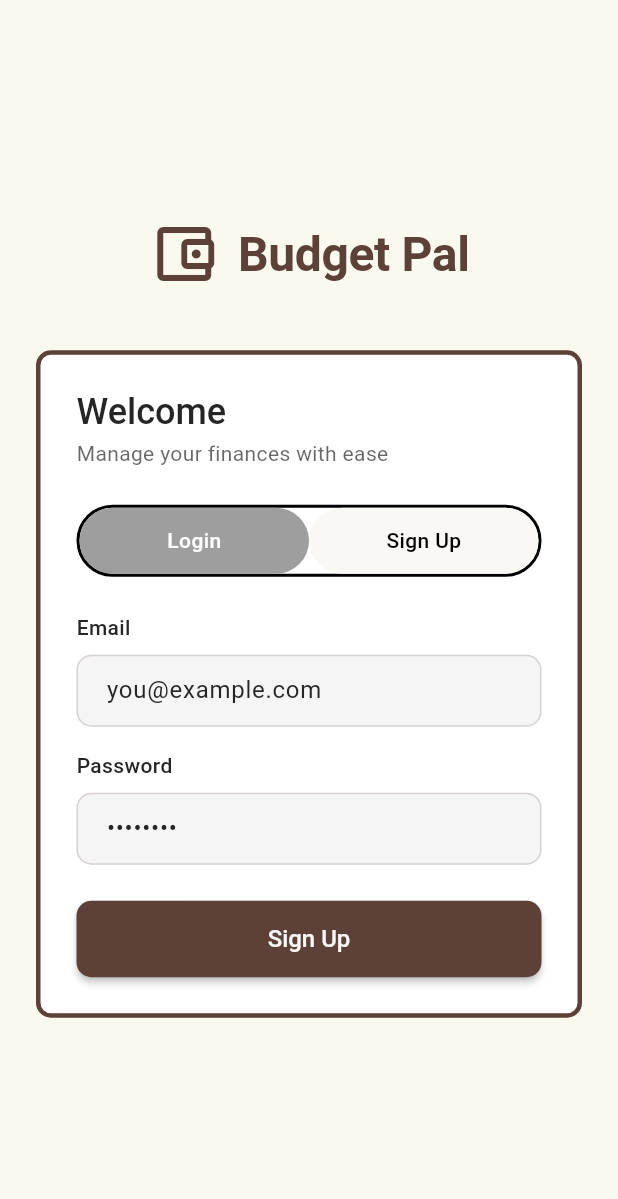
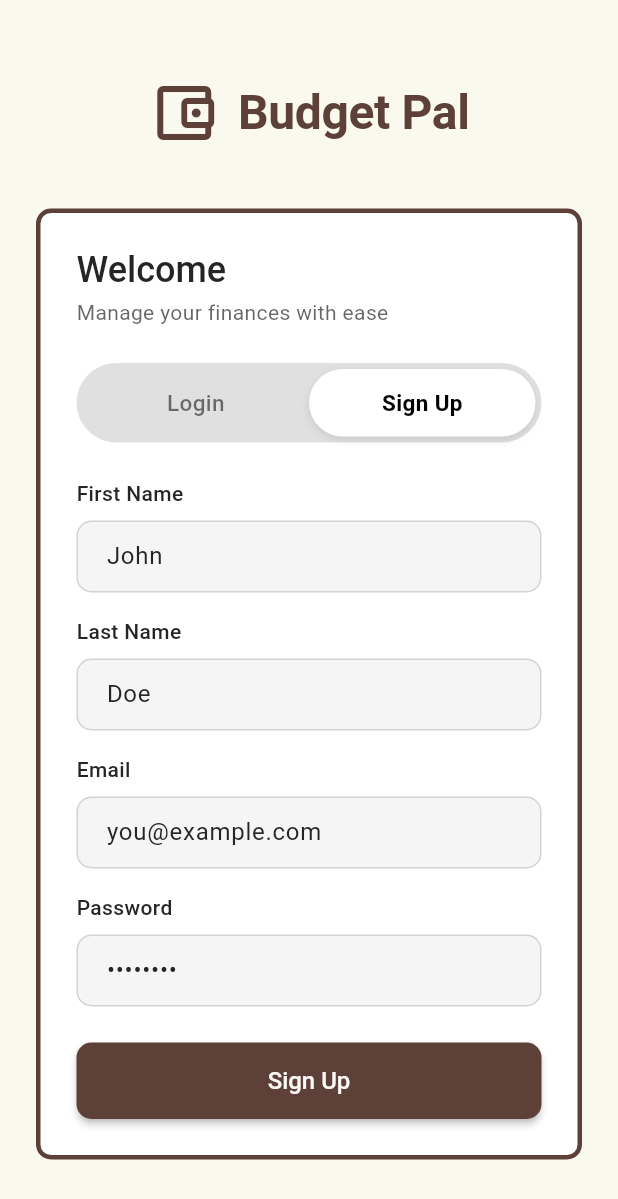
Before and after one commit to Emanuel6424/Budget_Pal, a Flutter app: the screen it shows after launch, after a tap on "Sign Up", on a phone screen of 412 x 824 dp. Shown: the top 1199 px of the screen. Run offline on Flutter 3.47's test engine with Material 3 defaults, Android fonts, the phone set to English and light mode, and no system bars.

Commit message:
Completed Login Page, extracted toggle switch, login info and sign up info inot their own widgets

```diff
--- a/mobile_client/lib/pages/landing_page.dart
+++ b/mobile_client/lib/pages/landing_page.dart
@@ -6,6 +6,9 @@ import '../models/person.dart';
 import 'package:http/http.dart' as http;
 import 'dart:convert';
 import '../util/endpoints.dart';
+import '../widgets/login_widget.dart';
+import '../widgets/signup_widget.dart';
+import '../widgets/login_signup_toggle_widget.dart';
 
 class LandingPage extends StatefulWidget {
   const LandingPage({super.key});
@@ -16,11 +19,15 @@ class LandingPage extends StatefulWidget {
 
 class _LandingPageState extends State<LandingPage> {
   bool isLogin = true;
+  final TextEditingController _firstNameController = TextEditingController();
+  final TextEditingController _lastNameController = TextEditingController();
   final TextEditingController _emailController = TextEditingController();
   final TextEditingController _passwordController = TextEditingController();
 
   @override
   void dispose() {
+    _firstNameController.dispose();
+    _lastNameController.dispose();
     _emailController.dispose();
     _passwordController.dispose();
     super.dispose();
@@ -92,124 +99,32 @@ class _LandingPageState extends State<LandingPage> {
                         const SizedBox(height: 24),
 
                         // Login/Sign Up Toggle
-                        Container(
-                          decoration: BoxDecoration(
-                            color: Theme.of(context).colorScheme.surface,
-                            borderRadius: BorderRadius.circular(30),
-                            border: Border.all(color: Colors.black, width: 2),
-                          ),
-                          child: Row(
-                            children: [
-                              Expanded(
-                                child: GestureDetector(
-                                  onTap: () {
-                                    setState(() {
-                                      isLogin = true;
-                                    });
-                                  },
-                                  child: Container(
-                                    padding: const EdgeInsets.symmetric(
-                                      vertical: 12,
-                                    ),
-                                    decoration: BoxDecoration(
-                                      color: isLogin
-                                          ? Theme.of(
-                                              context,
-                                            ).colorScheme.onPrimary
-                                          : Colors.grey,
-                                      borderRadius: BorderRadius.circular(30),
-                                    ),
-                                    child: Center(
-                                      child: Text(
-                                        "Login",
-                                        style: TextStyle(
-                                          color: isLogin
-                                              ? Colors.black
-                                              : Colors.white,
-                                          fontWeight: FontWeight.w500,
-                                        ),
-                                      ),
-                                    ),
-                                  ),
-                                ),
-                              ),
-                              Expanded(
-                                child: GestureDetector(
-                                  onTap: () {
-                                    setState(() {
-                                      isLogin = false;
-                                    });
-                                  },
-                                  child: Container(
-                                    padding: const EdgeInsets.symmetric(
-                                      vertical: 12,
-                                    ),
-                                    decoration: BoxDecoration(
-                                      color: !isLogin
-                                          ? Theme.of(
-                                              context,
-                                            ).colorScheme.onPrimary
-                                          : Colors.grey,
-                                      borderRadius: BorderRadius.circular(30),
-                                    ),
-                                    child: Center(
-                                      child: Text(
-                                        "Sign Up",
-                                        style: TextStyle(
-                                          color: !isLogin
-                                              ? Colors.black
-                                              : Colors.white,
-                                          fontWeight: FontWeight.w500,
-                                        ),
-                                      ),
-                                    ),
-                                  ),
-                                ),
-                              ),
-                            ],
-                          ),
+                        LoginSignUpToggle(
+                          isLogin: isLogin,
+                          onToggle: (bool loginSelected) {
+                            setState(() {
+                              isLogin = loginSelected;
+                            });
+                          },
                         ),
                         const SizedBox(height: 24),
 
-                        // Email Field
-                        Text(
-                          "Email",
-                          style: Theme.of(context).textTheme.bodyMedium
-                              ?.copyWith(fontWeight: FontWeight.w500),
-                        ),
-                        const SizedBox(height: 8),
-                        TextField(
-                          controller: _emailController,
-                          keyboardType: TextInputType.emailAddress,
-                          decoration: const InputDecoration(
-                            hintText: "you@example.com",
-                            contentPadding: EdgeInsets.symmetric(
-                              horizontal: 16,
-                              vertical: 12,
-                            ),
+                        // Login
+                        if (isLogin == true)
+                          LoginWidget(
+                            emailController: _emailController,
+                            passwordController: _passwordController,
                           ),
-                        ),
-                        const SizedBox(height: 16),
 
-                        // Password Field
-                        Text(
-                          "Password",
-                          style: Theme.of(context).textTheme.bodyMedium
-                              ?.copyWith(fontWeight: FontWeight.w500),
-                        ),
-                        const SizedBox(height: 8),
-                        TextField(
-                          controller: _passwordController,
-                          obscureText: true,
-                          decoration: const InputDecoration(
-                            hintText: "••••••••",
-                            contentPadding: EdgeInsets.symmetric(
-                              horizontal: 16,
-                              vertical: 12,
-                            ),
+                        if (isLogin == false)
+                          SignUpWidget(
+                            firstNameController: _firstNameController,
+                            lastNameController: _lastNameController,
+                            emailController: _emailController,
+                            passwordController: _passwordController,
                           ),
-                        ),
-                        const SizedBox(height: 24),
+
+                        // Sign Up
 
                         // Login/Sign Up Button
                         SizedBox(
--- /dev/null
+++ b/mobile_client/lib/widgets/login_signup_toggle_widget.dart
@@ -0,0 +1,89 @@
+import 'package:flutter/material.dart';
+
+class LoginSignUpToggle extends StatelessWidget {
+  final bool isLogin;
+  final Function(bool) onToggle;
+
+  const LoginSignUpToggle({
+    super.key,
+    required this.isLogin,
+    required this.onToggle,
+  });
+
+  @override
+  Widget build(BuildContext context) {
+    return Container(
+      decoration: BoxDecoration(
+        color: const Color(0xFFE0E0E0), // Light gray background
+        borderRadius: BorderRadius.circular(30),
+      ),
+      padding: const EdgeInsets.all(4),
+      child: Row(
+        children: [
+          Expanded(
+            child: GestureDetector(
+              onTap: () => onToggle(true),
+              child: Container(
+                padding: const EdgeInsets.symmetric(vertical: 12),
+                decoration: BoxDecoration(
+                  color: isLogin ? Colors.white : Colors.transparent,
+                  borderRadius: BorderRadius.circular(30),
+                  boxShadow: isLogin
+                      ? [
+                          BoxShadow(
+                            color: Colors.black.withOpacity(0.1),
+                            blurRadius: 4,
+                            offset: const Offset(0, 2),
+                          ),
+                        ]
+                      : null,
+                ),
+                child: Center(
+                  child: Text(
+                    "Login",
+                    style: TextStyle(
+                      color: isLogin ? Colors.black : Colors.black54,
+                      fontWeight: isLogin ? FontWeight.w600 : FontWeight.w500,
+                      fontSize: 15,
+                    ),
+                  ),
+                ),
+              ),
+            ),
+          ),
+          Expanded(
+            child: GestureDetector(
+              onTap: () => onToggle(false),
+              child: Container(
+                padding: const EdgeInsets.symmetric(vertical: 12),
+                decoration: BoxDecoration(
+                  color: !isLogin ? Colors.white : Colors.transparent,
+                  borderRadius: BorderRadius.circular(30),
+                  boxShadow: !isLogin
+                      ? [
+                          BoxShadow(
+                            color: Colors.black.withOpacity(0.1),
+                            blurRadius: 4,
+                            offset: const Offset(0, 2),
+                          ),
+                        ]
+                      : null,
+                ),
+                child: Center(
+                  child: Text(
+                    "Sign Up",
+                    style: TextStyle(
+                      color: !isLogin ? Colors.black : Colors.black54,
+                      fontWeight: !isLogin ? FontWeight.w600 : FontWeight.w500,
+                      fontSize: 15,
+                    ),
+                  ),
+                ),
+              ),
+            ),
+          ),
+        ],
+      ),
+    );
+  }
+}
--- /dev/null
+++ b/mobile_client/lib/widgets/login_widget.dart
@@ -0,0 +1,55 @@
+import 'package:flutter/material.dart';
+
+class LoginWidget extends StatelessWidget {
+  final TextEditingController emailController;
+  final TextEditingController passwordController;
+
+  const LoginWidget({
+    super.key,
+    required this.emailController,
+    required this.passwordController,
+  });
+
+  @override
+  Widget build(BuildContext context) {
+    return Column(
+      crossAxisAlignment: CrossAxisAlignment.start, // This is the key line!
+      children: [
+        Text(
+          "Email",
+          style: Theme.of(
+            context,
+          ).textTheme.bodyMedium?.copyWith(fontWeight: FontWeight.w500),
+        ),
+        const SizedBox(height: 8),
+        TextField(
+          controller: emailController,
+          keyboardType: TextInputType.emailAddress,
+          decoration: const InputDecoration(
+            hintText: "you@example.com",
+            contentPadding: EdgeInsets.symmetric(horizontal: 16, vertical: 12),
+          ),
+        ),
+        const SizedBox(height: 16),
+
+        // Password Field
+        Text(
+          "Password",
+          style: Theme.of(
+            context,
+          ).textTheme.bodyMedium?.copyWith(fontWeight: FontWeight.w500),
+        ),
+        const SizedBox(height: 8),
+        TextField(
+          controller: passwordController,
+          obscureText: true,
+          decoration: const InputDecoration(
+            hintText: "••••••••",
+            contentPadding: EdgeInsets.symmetric(horizontal: 16, vertical: 12),
+          ),
+        ),
+        const SizedBox(height: 24),
+      ],
+    );
+  }
+}
--- /dev/null
+++ b/mobile_client/lib/widgets/signup_widget.dart
@@ -0,0 +1,93 @@
+import 'package:flutter/material.dart';
+
+class SignUpWidget extends StatelessWidget {
+  final TextEditingController firstNameController;
+  final TextEditingController lastNameController;
+  final TextEditingController emailController;
+  final TextEditingController passwordController;
+
+  const SignUpWidget({
+    super.key,
+    required this.firstNameController,
+    required this.lastNameController,
+    required this.emailController,
+    required this.passwordController,
+  });
+
+  @override
+  Widget build(BuildContext context) {
+    return Column(
+      crossAxisAlignment: CrossAxisAlignment.start, // This is the key line!
+      children: [
+        Text(
+          "First Name",
+          style: Theme.of(
+            context,
+          ).textTheme.bodyMedium?.copyWith(fontWeight: FontWeight.w500),
+        ),
+        const SizedBox(height: 8),
+        TextField(
+          controller: firstNameController,
+          keyboardType: TextInputType.text,
+          decoration: const InputDecoration(
+            hintText: "John",
+            contentPadding: EdgeInsets.symmetric(horizontal: 16, vertical: 12),
+          ),
+        ),
+        const SizedBox(height: 16),
+
+        Text(
+          "Last Name",
+          style: Theme.of(
+            context,
+          ).textTheme.bodyMedium?.copyWith(fontWeight: FontWeight.w500),
+        ),
+        const SizedBox(height: 8),
+        TextField(
+          controller: lastNameController,
+          keyboardType: TextInputType.text,
+          decoration: const InputDecoration(
+            hintText: "Doe",
+            contentPadding: EdgeInsets.symmetric(horizontal: 16, vertical: 12),
+          ),
+        ),
+        const SizedBox(height: 16),
+
+        Text(
+          "Email",
+          style: Theme.of(
+            context,
+          ).textTheme.bodyMedium?.copyWith(fontWeight: FontWeight.w500),
+        ),
+        const SizedBox(height: 8),
+        TextField(
+          controller: emailController,
+          keyboardType: TextInputType.emailAddress,
+          decoration: const InputDecoration(
+            hintText: "you@example.com",
+            contentPadding: EdgeInsets.symmetric(horizontal: 16, vertical: 12),
+          ),
+        ),
+        const SizedBox(height: 16),
+
+        // Password Field
+        Text(
+          "Password",
+          style: Theme.of(
+            context,
+          ).textTheme.bodyMedium?.copyWith(fontWeight: FontWeight.w500),
+        ),
+        const SizedBox(height: 8),
+        TextField(
+          controller: passwordController,
+          obscureText: true,
+          decoration: const InputDecoration(
+            hintText: "••••••••",
+            contentPadding: EdgeInsets.symmetric(horizontal: 16, vertical: 12),
+          ),
+        ),
+        const SizedBox(height: 24),
+      ],
+    );
+  }
+}
```
